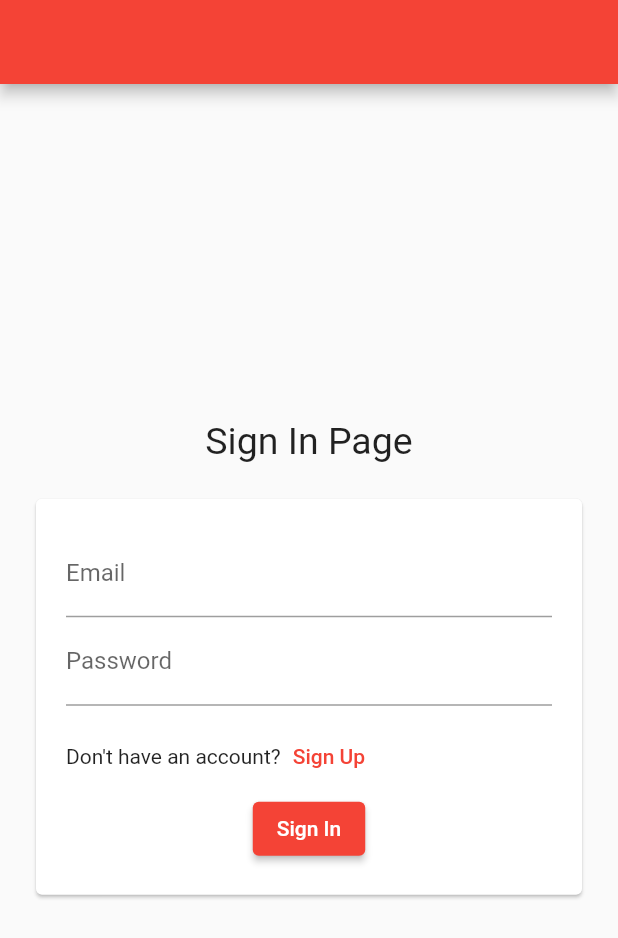
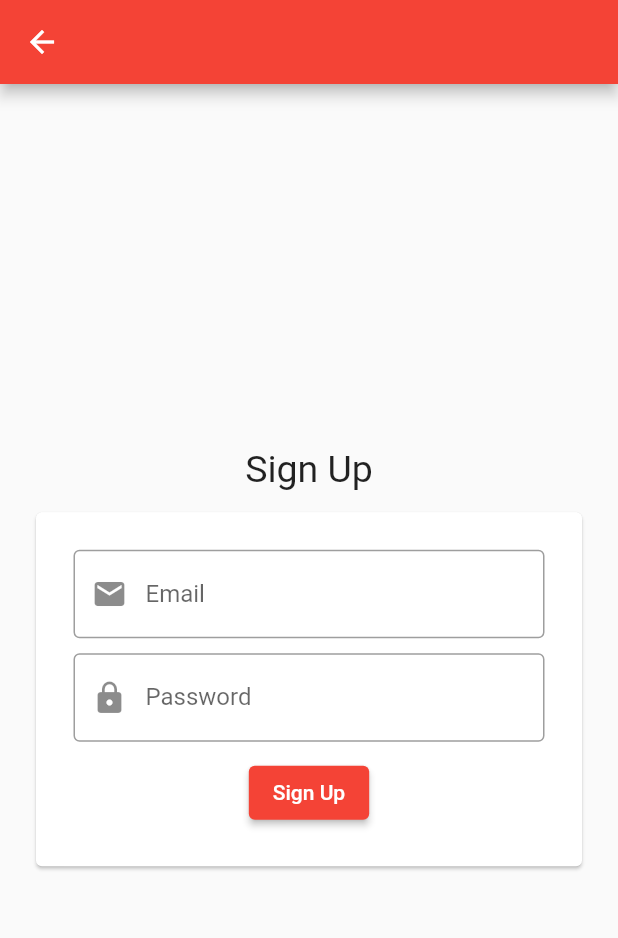
Before and after one commit to jecode93/Social_Signin_App, a Flutter app: the screen it shows after launch, after a tap on "Sign In With Email", after a tap on "Sign Up", on a phone screen of 412 x 824 dp. Shown: the top 938 px of the screen. Run offline on Flutter 3.47's test engine with Material 2 defaults, Android fonts, the phone set to English and light mode, and no system bars; our stand-ins replace firebase_core, google_fonts; accounts and stored records are empty.

Commit message:
Customize login page and add Sign Up page

```diff
--- a/lib/main.dart
+++ b/lib/main.dart
@@ -1,6 +1,6 @@
 import 'package:flutter/material.dart';
 // import 'package:signin_app/screens/home.dart';
-import 'screens/sign_in.dart';
+import 'screens/authentification_page.dart';
 
 void main() {
   runApp(const MyApp());
--- /dev/null
+++ b/lib/screens/login_page.dart
@@ -0,0 +1,127 @@
+import 'package:flutter/material.dart';
+import 'package:google_fonts/google_fonts.dart';
+
+import 'sign_up_page.dart';
+
+class SignInForm extends StatefulWidget {
+  const SignInForm({Key? key}) : super(key: key);
+
+  @override
+  _SignInFormState createState() => _SignInFormState();
+}
+
+class _SignInFormState extends State<SignInForm> {
+  final _formKey = GlobalKey<FormState>();
+
+  String? email;
+  dynamic password;
+
+  bool _validateAndSaveForm() {
+    final form = _formKey.currentState;
+    if (form!.validate()) {
+      form.save();
+      return true;
+    }
+    return false;
+  }
+
+  void _submitForm() {
+    if (_validateAndSaveForm()) {
+      print('Form Save $email');
+    }
+  }
+
+  @override
+  Widget build(BuildContext context) {
+    return Scaffold(
+      appBar: AppBar(),
+      body: Center(
+        child: Form(
+          key: _formKey,
+          child: Padding(
+            padding: const EdgeInsets.all(20.0),
+            child: SingleChildScrollView(
+              child: Column(
+                children: [
+                  Text(
+                    'Sign In Page',
+                    style: GoogleFonts.roboto(
+                      fontSize: 25.0,
+                      fontWeight: FontWeight.w400,
+                    ),
+                  ),
+                  SizedBox(
+                    height: 20.0,
+                  ),
+                  Card(
+                    child: Padding(
+                      padding: const EdgeInsets.all(20.0),
+                      child: Column(
+                        children: [
+                          TextFormField(
+                            onSaved: (newValue) => email = newValue!,
+                            validator: (value) => value!.isNotEmpty
+                                ? null
+                                : 'Email cannot be empty ',
+                            keyboardType: TextInputType.emailAddress,
+                            decoration: InputDecoration(
+                              prefixIcon: Icon(Icons.mail),
+                              labelText: 'Email',
+                              border: OutlineInputBorder(),
+                            ),
+                          ),
+                          SizedBox(
+                            height: 10.0,
+                          ),
+                          TextFormField(
+                            onSaved: (password) => password = password,
+                            validator: (value) => value!.isNotEmpty
+                                ? null
+                                : 'Password cannot be null',
+                            keyboardType: TextInputType.visiblePassword,
+                            decoration: InputDecoration(
+                              prefixIcon: Icon(Icons.lock),
+                              labelText: 'Password',
+                              border: OutlineInputBorder(),
+                            ),
+                            obscureText: true,
+                          ),
+                          SizedBox(
+                            height: 10.0,
+                          ),
+                          Row(
+                            children: [
+                              Text('Don\'t have an account?'),
+                              TextButton(
+                                onPressed: () {
+                                  Navigator.push(
+                                    context,
+                                    MaterialPageRoute(
+                                      builder: (context) => RegistrationForms(),
+                                    ),
+                                  );
+                                },
+                                child: Text('Sign Up'),
+                              ),
+                            ],
+                          ),
+                          SizedBox(
+                            height: 10.0,
+                          ),
+                          ElevatedButton(
+                            onPressed: _submitForm,
+                            child: Text('Sign In'),
+                          ),
+                        ],
+                      ),
+                    ),
+                  ),
+                ],
+              ),
+            ),
+          ),
+        ),
+      ),
+    );
+  }
+}
--- a/lib/screens/registration.dart
+++ /dev/null
@@ -1,25 +0,0 @@
-import 'package:flutter/material.dart';
-import 'package:google_fonts/google_fonts.dart';
-
-import '../widget/form_content.dart';
-
-class RegistrationForms extends StatefulWidget {
-  const RegistrationForms({Key? key}) : super(key: key);
-
-  @override
-  _RegistrationFormsState createState() => _RegistrationFormsState();
-}
-
-class _RegistrationFormsState extends State<RegistrationForms> {
-  static const routeName = '/registration';
-
-  @override
-  Widget build(BuildContext context) {
-    return Scaffold(
-      appBar: AppBar(),
-      body: Center(
-        child: SignInForm(),
-      ),
-    );
-  }
-}
--- /dev/null
+++ b/lib/screens/sign_up_page.dart
@@ -0,0 +1,108 @@
+import 'package:flutter/material.dart';
+import 'package:google_fonts/google_fonts.dart';
+
+class RegistrationForms extends StatefulWidget {
+  const RegistrationForms({Key? key}) : super(key: key);
+
+  @override
+  _RegistrationFormsState createState() => _RegistrationFormsState();
+}
+
+class _RegistrationFormsState extends State<RegistrationForms> {
+  final _formKey = GlobalKey<FormState>();
+
+  String? registerMail;
+  dynamic registerPass;
+
+  List info = [];
+
+  bool _validateAndSave() {
+    final form = _formKey.currentState;
+    if (form!.validate()) {
+      form.save();
+      return true;
+    }
+    return false;
+  }
+
+  void _submitForm() {
+    if (_validateAndSave()) {
+      info.add(
+        {'Mail': registerMail, 'Pass': registerPass},
+      );
+    }
+
+    print(info);
+  }
+
+  @override
+  Widget build(BuildContext context) {
+    return Scaffold(
+      appBar: AppBar(),
+      body: Center(
+        child: Form(
+          key: _formKey,
+          child: Padding(
+            padding: EdgeInsets.all(20.0),
+            child: SingleChildScrollView(
+              child: Column(
+                children: [
+                  Text(
+                    'Sign Up',
+                    style: GoogleFonts.roboto(
+                      fontSize: 25.0,
+                      fontWeight: FontWeight.w400,
+                    ),
+                  ),
+                  SizedBox(
+                    height: 10.0,
+                  ),
+                  Card(
+                    child: Padding(
+                      padding: const EdgeInsets.all(25.0),
+                      child: Column(children: [
+                        TextFormField(
+                          decoration: InputDecoration(
+                            labelText: 'Email',
+                            border: OutlineInputBorder(),
+                            prefixIcon: Icon(Icons.mail),
+                          ),
+                          onSaved: (newMail) => registerMail = newMail,
+                          validator: (value) => value!.isNotEmpty
+                              ? null
+                              : 'Please enter your email to sign up!',
+                        ),
+                        SizedBox(
+                          height: 10.0,
+                        ),
+                        TextFormField(
+                          obscureText: true,
+                          decoration: InputDecoration(
+                            labelText: 'Password',
+                            border: OutlineInputBorder(),
+                            prefixIcon: Icon(Icons.lock),
+                          ),
+                          validator: (value) => value!.isNotEmpty
+                              ? null
+                              : 'Please enter a password!',
+                          onSaved: (newPassword) => registerPass = newPassword,
+                        ),
+                        SizedBox(
+                          height: 10.0,
+                        ),
+                        ElevatedButton(
+                          onPressed: _submitForm,
+                          child: Text('Sign Up'),
+                        ),
+                      ]),
+                    ),
+                  )
+                ],
+              ),
+            ),
+          ),
+        ),
+      ),
+    );
+  }
+}
--- a/lib/widget/form_content.dart
+++ /dev/null
@@ -1,102 +0,0 @@
-import 'package:flutter/material.dart';
-import 'package:google_fonts/google_fonts.dart';
-
-class SignInForm extends StatefulWidget {
-  const SignInForm({Key? key}) : super(key: key);
-
-  @override
-  _SignInFormState createState() => _SignInFormState();
-}
-
-class _SignInFormState extends State<SignInForm> {
-  final _formKey = GlobalKey<FormState>();
-
-  String? email;
-  dynamic password;
-
-  bool _validateAndSaveForm() {
-    final form = _formKey.currentState;
-    if (form!.validate()) {
-      form.save();
-      return true;
-    }
-    return false;
-  }
-
-  void _submitForm() {
-    if (_validateAndSaveForm()) {
-      print('Form Save $email');
-    }
-  }
-
-  @override
-  Widget build(BuildContext context) {
-    return Form(
-      key: _formKey,
-      child: Padding(
-        padding: const EdgeInsets.all(20.0),
-        child: SingleChildScrollView(
-          child: Column(
-            children: [
-              Text(
-                'Sign In Page',
-                style: GoogleFonts.roboto(
-                  fontSize: 25.0,
-                  fontWeight: FontWeight.w400,
-                ),
-              ),
-              SizedBox(
-                height: 20.0,
-              ),
-              Card(
-                child: Padding(
-                  padding: const EdgeInsets.all(20.0),
-                  child: Column(
-                    children: [
-                      TextFormField(
-                        onSaved: (newValue) => email = newValue!,
-                        validator: (value) =>
-                            value!.isNotEmpty ? null : 'Email cannot be empty ',
-                        keyboardType: TextInputType.emailAddress,
-                        decoration: InputDecoration(
-                          labelText: 'Email',
-                        ),
-                      ),
-                      TextFormField(
-                        onSaved: (password) => password = password,
-                        validator: (value) => value!.isNotEmpty
-                            ? null
-                            : 'Password cannot be null',
-                        keyboardType: TextInputType.visiblePassword,
-                        decoration: InputDecoration(
-                          labelText: 'Password',
-                        ),
-                        obscureText: true,
-                      ),
-                      SizedBox(
-                        height: 10.0,
-                      ),
-                      Row(
-                        children: [
-                          Text('Don\'t have an account?'),
-                          TextButton(
-                            onPressed: () {},
-                            child: Text('Sign Up'),
-                          ),
-                        ],
-                      ),
-                      ElevatedButton(
-                        onPressed: _submitForm,
-                        child: Text('Sign In'),
-                      )
-                    ],
-                  ),
-                ),
-              ),
-            ],
-          ),
-        ),
-      ),
-    );
-  }
-}
--- a/lib/widget/sign_in_button.dart
+++ b/lib/widget/sign_in_button.dart
@@ -2,7 +2,8 @@ import 'package:flutter/material.dart';
 import 'package:google_fonts/google_fonts.dart';
 import 'package:signin_app/widget/custom_button.dart';
 
-import '../screens/registration.dart';
+import '../screens/login_page.dart';
+import '../screens/sign_up_page.dart';
 
 class SignInButtons extends StatelessWidget {
   const SignInButtons({Key? key}) : super(key: key);
@@ -37,7 +38,7 @@ class SignInButtons extends StatelessWidget {
               Navigator.pushReplacement(
                 context,
                 MaterialPageRoute(
-                  builder: (context) => RegistrationForms(),
+                  builder: (context) => SignInForm(),
                 ),
               );
             },
```
Also changed, not shown: lib/screens/authentification_page.dart (renamed from lib/screens/sign_in.dart).
